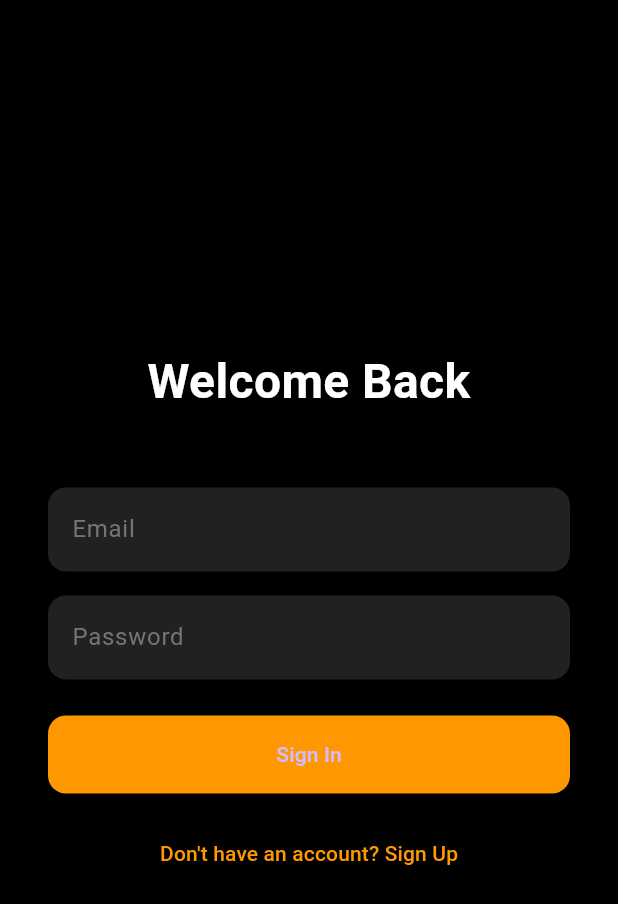
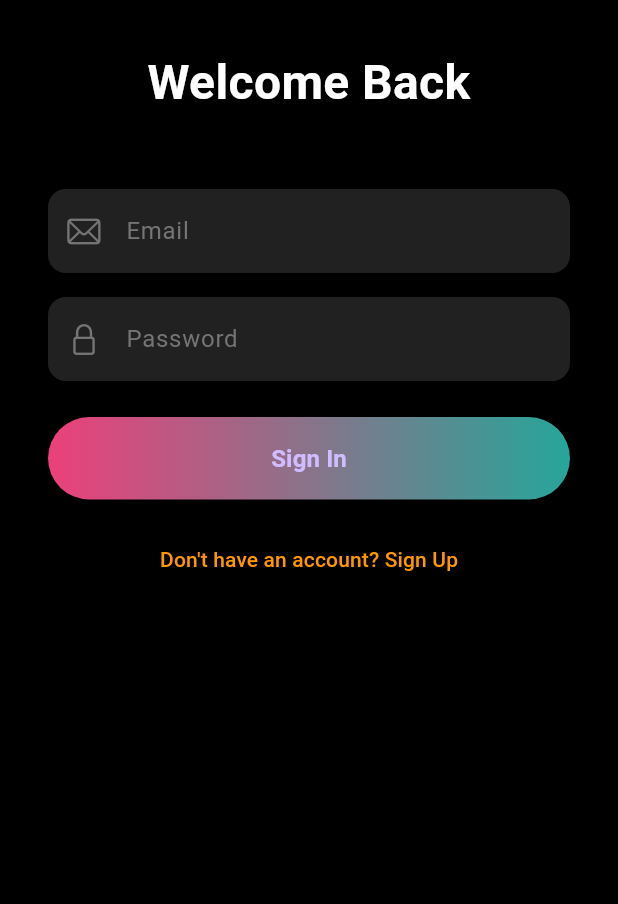
Before and after one commit to moh123adan/Movieverse, a Flutter app: the LoginScreen screen opened by its route, on a phone screen of 412 x 824 dp. Shown: the top 904 px of the screen. Run offline on Flutter 3.47's test engine with Material 3 defaults, Android fonts, the light colour scheme and no system bars; our stand-ins replace cloud_firestore, firebase_auth, firebase_core, firebase_storage, flutter_dotenv, get and 1 more; accounts and stored records are empty; network calls fail.

Commit message:
changed: designs

```diff
--- a/lib/controllers/auth_controller.dart
+++ b/lib/controllers/auth_controller.dart
@@ -83,6 +83,9 @@
           .collection('users')
           .doc(cred.user!.uid)
           .set(user.toJson());
+
+      // Navigate to MoviesScreen after successful sign-up
+      Get.offAllNamed('/home');
     } on FirebaseAuthException catch (e) {
       String errorMessage = 'An error occurred. Please try again.';
       if (e.code == 'weak-password') {
@@ -102,6 +105,7 @@
   }) async {
     try {
       await _auth.signInWithEmailAndPassword(email: email, password: password);
+      // Navigation is handled in _setInitialScreen
     } on FirebaseAuthException catch (e) {
       String errorMessage = 'An error occurred. Please try again.';
       if (e.code == 'user-not-found' || e.code == 'wrong-password') {
--- a/lib/main.dart
+++ b/lib/main.dart
@@ -10,6 +10,8 @@
 import 'package:movieverse/views/auth/signup_screen.dart';
 import 'package:movieverse/views/screens/profile_screen.dart';
 import 'package:movieverse/views/home/onboarding_screen.dart';
+
+import 'views/screens/movies_screen.dart';
 
 Future<void> main() async {
   WidgetsFlutterBinding.ensureInitialized();
@@ -52,6 +54,9 @@
         GetPage(name: '/login', page: () => LoginScreen()),
         GetPage(name: '/signup', page: () => SignupScreen()),
         GetPage(name: '/profile', page: () => ProfileScreen()),
+        GetPage(
+            name: '/home',
+            page: () => MoviesScreen()), // Ensure this route exists
       ],
     );
   }
--- a/lib/views/auth/login_screen.dart
+++ b/lib/views/auth/login_screen.dart
@@ -1,5 +1,7 @@
+import 'package:flutter/cupertino.dart';
 import 'package:flutter/material.dart';
 import 'package:get/get.dart';
+// import 'package:cupertino_icons/cupertino_icons.dart'; // Import cupertino_icons
 import '../../controllers/auth_controller.dart';
 
 class LoginScreen extends StatelessWidget {
@@ -13,7 +15,7 @@
     return Scaffold(
       backgroundColor: Colors.black,
       body: SafeArea(
-        child: Padding(
+        child: SingleChildScrollView(
           padding: const EdgeInsets.all(32.0),
           child: Column(
             mainAxisAlignment: MainAxisAlignment.center,
@@ -41,6 +43,10 @@
                     borderRadius: BorderRadius.circular(12),
                     borderSide: BorderSide.none,
                   ),
+                  prefixIcon: Icon(
+                    CupertinoIcons.mail,
+                    color: Colors.grey[600],
+                  ),
                 ),
               ),
               const SizedBox(height: 16),
@@ -57,10 +63,24 @@
                     borderRadius: BorderRadius.circular(12),
                     borderSide: BorderSide.none,
                   ),
+                  prefixIcon: Icon(
+                    CupertinoIcons.lock,
+                    color: Colors.grey[600],
+                  ),
                 ),
               ),
               const SizedBox(height: 24),
-              ElevatedButton(
+              Container(
+                decoration: BoxDecoration(
+                  gradient: LinearGradient(
+                    colors: [
+                      Colors.pink.shade400,
+                      Colors.teal.shade400,
+                    ],
+                  ),
+                  borderRadius: BorderRadius.circular(30),
+                ),
+                child: ElevatedButton(
                   onPressed: () {
                     Get.find<AuthController>().signIn(
                       email: _emailController.text,
@@ -68,13 +88,24 @@
                     );
                   },
                   style: ElevatedButton.styleFrom(
-                  backgroundColor: Colors.orange,
-                  padding: const EdgeInsets.symmetric(vertical: 16),
+                    backgroundColor: Colors.transparent,
+                    shadowColor: Colors.transparent,
+                    padding: const EdgeInsets.symmetric(
+                      horizontal: 50,
+                      vertical: 16,
+                    ),
                     shape: RoundedRectangleBorder(
-                    borderRadius: BorderRadius.circular(12),
+                      borderRadius: BorderRadius.circular(30),
                     ),
                   ),
-                child: const Text('Sign In'),
+                  child: const Text(
+                    'Sign In',
+                    style: TextStyle(
+                      fontSize: 16,
+                      fontWeight: FontWeight.w600,
+                    ),
+                  ),
+                ),
               ),
               const SizedBox(height: 16),
               TextButton(
```
Lines whose indentation alone changed are shown as unchanged.
